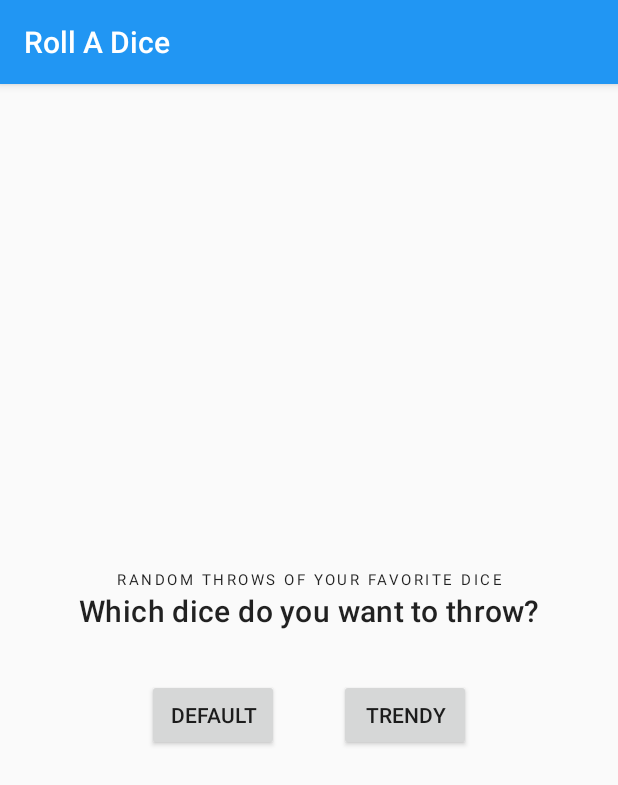
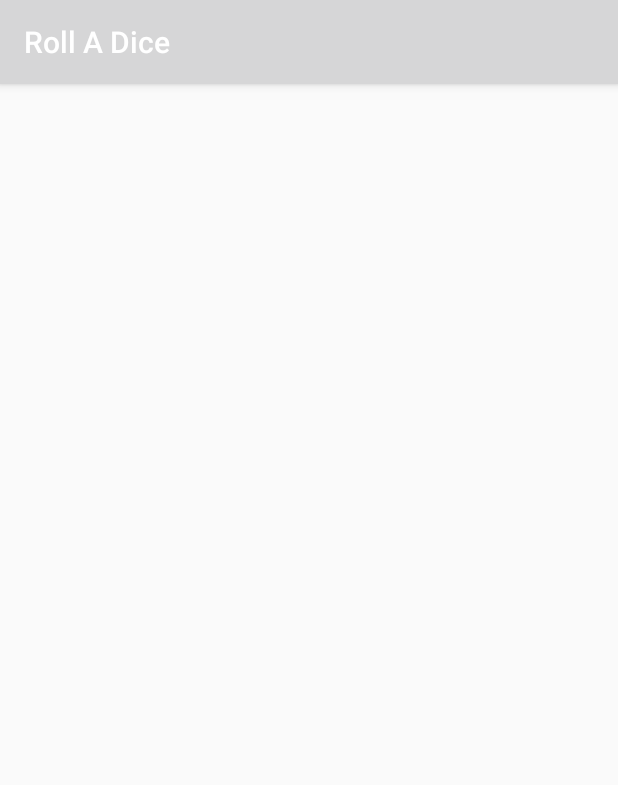
Before and after one commit to rohan-kadkol/Android-Developer-Essentials-6-Roll-A-Dice-App, an Android app: the screen it shows after launch (MainActivity), on a phone screen of 412 x 824 dp. Shown: the top 785 px of the screen. Run offline under Robolectric (Android 15) with nearby library versions, the phone set to English and light mode, and no system bars.

Commit message:
StarterCode with unnumbered TODOs

```diff
--- a/app/build.gradle
+++ b/app/build.gradle
@@ -27,6 +27,8 @@ dependencies {
     androidTestImplementation 'androidx.test.ext:junit:1.1.0'
     androidTestImplementation 'androidx.test.espresso:espresso-core:3.1.1'
 
+    // TODO: Add the Material Design dependency (https://material.io/develop/android/docs/getting-started)
+    // TODO: Add the Picasso Library dependency (https://square.github.io/picasso/)
     implementation 'com.google.android.material:material:1.1.0'
     implementation 'com.squareup.picasso:picasso:2.71828'
 }
--- a/app/src/main/AndroidManifest.xml
+++ b/app/src/main/AndroidManifest.xml
@@ -2,7 +2,7 @@
 <manifest xmlns:android="http://schemas.android.com/apk/res/android"
     package="com.rohankadkol.rolladiceapp">
 
-    <uses-permission android:name="android.permission.INTERNET"/>
+    <!--TODO: Add the INTERNET permission-->
 
     <application
         android:allowBackup="true"
--- a/app/src/main/res/layout/activity_main.xml
+++ b/app/src/main/res/layout/activity_main.xml
@@ -6,54 +6,6 @@
     android:layout_height="match_parent"
     tools:context=".MainActivity">
 
-    <LinearLayout
-        android:layout_width="wrap_content"
-        android:layout_height="wrap_content"
-        android:orientation="vertical"
-        app:layout_constraintBottom_toBottomOf="parent"
-        app:layout_constraintEnd_toEndOf="parent"
-        app:layout_constraintStart_toStartOf="parent"
-        app:layout_constraintTop_toTopOf="parent">
-
-        <TextView
-            android:id="@+id/textView2"
-            android:layout_width="wrap_content"
-            android:layout_height="wrap_content"
-            android:layout_gravity="center"
-            android:text="@string/main_overline"
-            style="@style/TextAppearance.MaterialComponents.Overline"/>
-
-        <TextView
-            android:id="@+id/textView"
-            android:layout_width="wrap_content"
-            android:layout_height="wrap_content"
-            android:layout_gravity="center"
-            android:text="@string/main_title"
-            style="@style/TextAppearance.MaterialComponents.Headline6"/>
-
-        <LinearLayout
-            android:layout_width="wrap_content"
-            android:layout_height="wrap_content"
-            android:layout_marginTop="32dp"
-            android:orientation="horizontal"
-            android:layout_gravity="center">
-
-            <Button
-                android:id="@+id/button"
-                android:layout_width="wrap_content"
-                android:layout_height="wrap_content"
-                android:layout_marginEnd="20dp"
-                android:text="@string/default_label"
-                android:onClick="onDefaultClicked"/>
-
-            <Button
-                android:id="@+id/button2"
-                android:layout_width="wrap_content"
-                android:layout_height="wrap_content"
-                android:layout_marginStart="20dp"
-                android:text="@string/trendy_label"
-                android:onClick="onTrendyClicked"/>
-        </LinearLayout>
-
-    </LinearLayout>
+    <!--TODO: Add two TextViews, two Buttons to match the final app layout-->
+    <!--TODO: Add appropriate color and typography styles using the Material Design Library dependency-->
 </androidx.constraintlayout.widget.ConstraintLayout>
--- a/app/src/main/res/values/colors.xml
+++ b/app/src/main/res/values/colors.xml
@@ -4,12 +4,5 @@
     <color name="colorPrimaryDark">#00574B</color>
     <color name="colorAccent">#D81B60</color>
 
-    <color name="primary">#2196F3</color>
-    <color name="primary_dark">#1976D2</color>
-    <color name="primary_light">#BBDEFB</color>
-    <color name="accent">#FFC107</color>
-    <color name="primary_text">#212121</color>
-    <color name="secondary_text">#757575</color>
-    <color name="icons">#FFFFFF</color>
-    <color name="divider">#BDBDBD</color>
+    <!--TODO: Add colors from the downloaded xml file from https://www.materialpalette.com/ -->
 </resources>
--- a/app/src/main/res/values/styles.xml
+++ b/app/src/main/res/values/styles.xml
@@ -3,6 +3,7 @@
     <!-- Base application theme. -->
     <style name="AppTheme" parent="Theme.AppCompat.Light.DarkActionBar">
         <!-- Customize your theme here. -->
+        <!--TODO: Map each style attribute to the newly downloaded colors-->
         <item name="colorPrimary">@color/primary</item>
         <item name="colorPrimaryDark">@color/primary_dark</item>
         <item name="colorAccent">@color/accent</item>
```
Also changed, not shown: app/src/main/java/com/rohankadkol/rolladiceapp/DiceActivity.java (+7 -14 lines), app/src/main/java/com/rohankadkol/rolladiceapp/MainActivity.java (+4 -6 lines), app/src/main/res/layout/activity_dice.xml (+12 -24 lines), app/src/main/res/values/strings.xml (+7 -0 lines).
